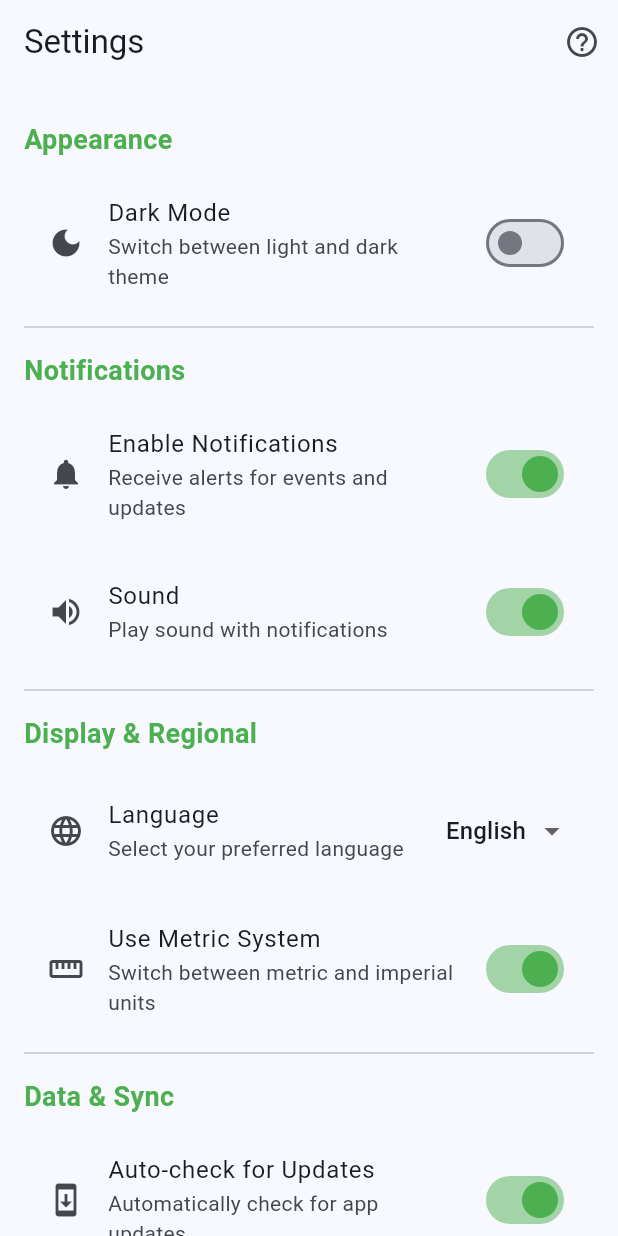
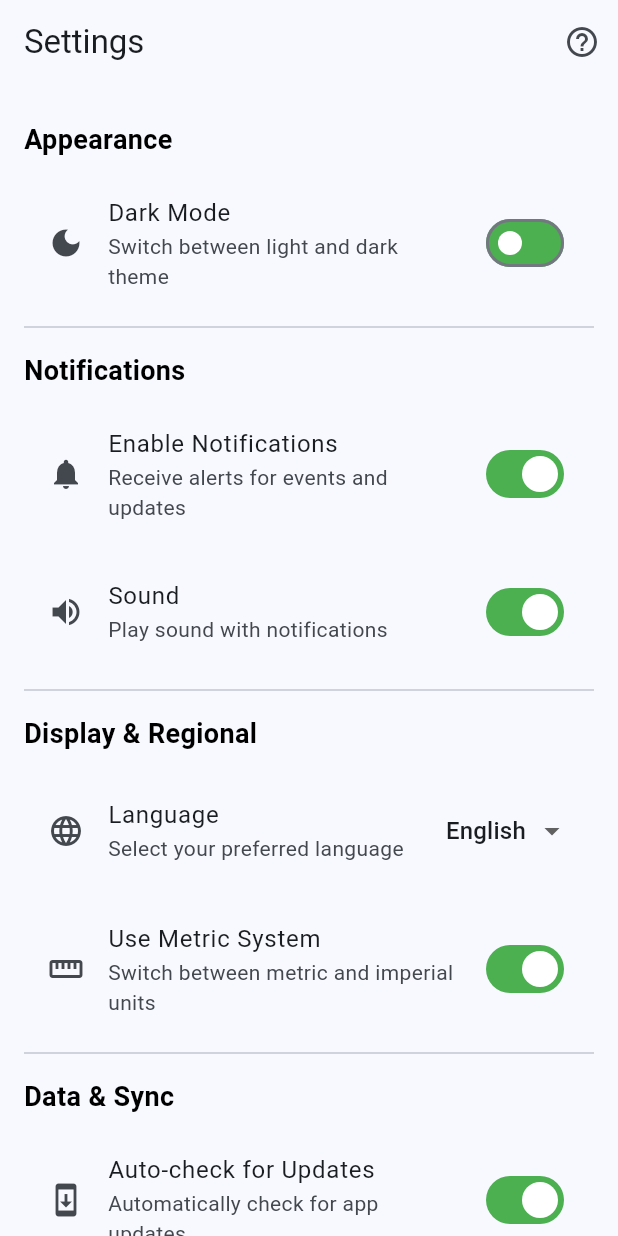
Before and after one commit to HarzaanHussain/cateredtoyou, a Flutter app: the AppSettingsScreen screen opened by its route, on a phone screen of 412 x 824 dp. Run offline on Flutter 3.47's test engine with Material 3 defaults, Android fonts, the phone set to English and light mode, and no system bars; our stand-ins replace cloud_firestore, firebase_auth, firebase_core, flutter_local_notifications, flutter_map, flutter_timezone and 6 more; missing offline and left inert: flutter_map_cancellable_tile_provider; accounts and stored records are empty.

Commit message:
Change global button toggles to green/white

```diff
--- a/lib/main.dart
+++ b/lib/main.dart
@@ -153,6 +153,17 @@ class MyApp extends StatelessWidget {
                   seedColor: Colors.blue, // Set primary color to blue
                   brightness: Brightness.light, // Set brightness to light mode
                 ),
+              switchTheme: SwitchThemeData(
+                  thumbColor: MaterialStateProperty.resolveWith<Color>((states) {
+                    if (states.contains(MaterialState.selected)) {
+                      return Colors.white;  // Thumb color when the switch is active
+                    }
+                    return Colors.white;  // Thumb color when the switch is inactive
+                  }),
+                trackColor: MaterialStateProperty.all(Colors.green),  // Track color
+                // You can set different colors for active and inactive states
+                overlayColor: MaterialStateProperty.all(Colors.green.withOpacity(0.4)),  // Circle overlay color
+              ),
               primaryColor: const Color(0xFFFBC72B),
 
               useMaterial3: true, // Use Material 3 design
--- a/lib/views/settings/app_settings.dart
+++ b/lib/views/settings/app_settings.dart
@@ -307,7 +307,7 @@ class _AppSettingsScreenState extends State<AppSettingsScreen> {
         style: const TextStyle(
           fontSize: 18,
           fontWeight: FontWeight.bold,
-          color: Colors.green,
+          color: Colors.black,
         ),
       ),
     );
@@ -328,7 +328,6 @@ class _AppSettingsScreenState extends State<AppSettingsScreen> {
       secondary: Icon(icon),
       value: enabled ? value : false,
       onChanged: enabled ? onChanged : null,
-      activeColor: Colors.green,
     );
   }
 
```
